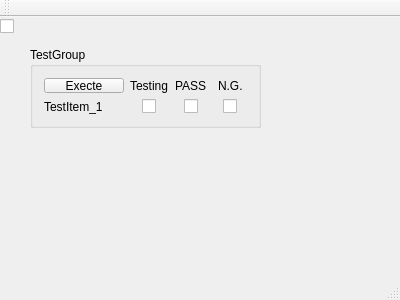
Before: the Qt Designer form mainwindow.ui in w-029/Qt_QButtonGroup, drawn with Qt 5.
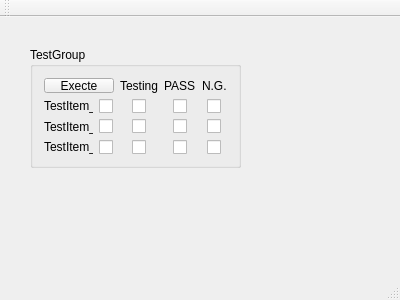
After: the same form once the commit is applied.

Commit message: test a group items & set results

The edit to the form file:
```diff
--- a/mainwindow.ui
+++ b/mainwindow.ui
@@ -14,26 +14,13 @@
    <string>MainWindow</string>
   </property>
   <widget class="QWidget" name="centralWidget">
-   <widget class="QCheckBox" name="cb_assit">
-    <property name="geometry">
-     <rect>
-      <x>0</x>
-      <y>0</y>
-      <width>16</width>
-      <height>18</height>
-     </rect>
-    </property>
-    <property name="text">
-     <string/>
-    </property>
-   </widget>
    <widget class="QGroupBox" name="groupBox">
     <property name="geometry">
      <rect>
       <x>30</x>
       <y>30</y>
-      <width>231</width>
-      <height>81</height>
+      <width>211</width>
+      <height>121</height>
      </rect>
     </property>
     <property name="sizePolicy">
@@ -46,14 +33,42 @@
      <string>TestGroup</string>
     </property>
     <layout class="QGridLayout" name="gridLayout">
-     <item row="1" column="1" alignment="Qt::AlignHCenter">
+     <item row="2" column="1" alignment="Qt::AlignHCenter">
+      <widget class="QCheckBox" name="cb_assit_2">
+       <property name="text">
+        <string/>
+       </property>
+      </widget>
+     </item>
+     <item row="2" column="0">
+      <widget class="QLabel" name="label_5">
+       <property name="text">
+        <string>TestItem_2</string>
+       </property>
+      </widget>
+     </item>
+     <item row="3" column="1" alignment="Qt::AlignHCenter">
+      <widget class="QCheckBox" name="cb_assit_3">
+       <property name="text">
+        <string/>
+       </property>
+      </widget>
+     </item>
+     <item row="3" column="0">
+      <widget class="QLabel" name="label_6">
+       <property name="text">
+        <string>TestItem_3</string>
+       </property>
+      </widget>
+     </item>
+     <item row="1" column="2" alignment="Qt::AlignHCenter">
       <widget class="QCheckBox" name="cb_testing">
        <property name="text">
         <string/>
        </property>
       </widget>
      </item>
-     <item row="0" column="1" alignment="Qt::AlignHCenter">
+     <item row="0" column="2" alignment="Qt::AlignHCenter">
       <widget class="QLabel" name="label">
        <property name="sizePolicy">
         <sizepolicy hsizetype="Minimum" vsizetype="Preferred">
@@ -66,21 +81,21 @@
        </property>
       </widget>
      </item>
-     <item row="1" column="2" alignment="Qt::AlignHCenter">
-      <widget class="QCheckBox" name="cb_result_ok">
-       <property name="text">
-        <string/>
-       </property>
-      </widget>
-     </item>
      <item row="1" column="3" alignment="Qt::AlignHCenter">
+      <widget class="QCheckBox" name="cb_result_ok">
+       <property name="text">
+        <string/>
+       </property>
+      </widget>
+     </item>
+     <item row="1" column="4" alignment="Qt::AlignHCenter">
       <widget class="QCheckBox" name="cb_result_ng">
        <property name="text">
         <string/>
        </property>
       </widget>
      </item>
-     <item row="0" column="2" alignment="Qt::AlignHCenter">
+     <item row="0" column="3" alignment="Qt::AlignHCenter">
       <widget class="QLabel" name="label_2">
        <property name="sizePolicy">
         <sizepolicy hsizetype="Minimum" vsizetype="Preferred">
@@ -93,7 +108,7 @@
        </property>
       </widget>
      </item>
-     <item row="0" column="3" alignment="Qt::AlignHCenter">
+     <item row="0" column="4" alignment="Qt::AlignHCenter">
       <widget class="QLabel" name="label_3">
        <property name="sizePolicy">
         <sizepolicy hsizetype="Minimum" vsizetype="Preferred">
@@ -113,13 +128,62 @@
        </property>
       </widget>
      </item>
-     <item row="0" column="0" alignment="Qt::AlignHCenter">
-      <widget class="QPushButton" name="pb_test_exe">
+     <item row="0" column="0" colspan="2">
+      <widget class="QPushButton" name="pb_exe_group">
        <property name="text">
         <string>Execte</string>
        </property>
       </widget>
      </item>
+     <item row="1" column="1" alignment="Qt::AlignHCenter">
+      <widget class="QCheckBox" name="cb_assit">
+       <property name="text">
+        <string/>
+       </property>
+      </widget>
+     </item>
+     <item row="2" column="2" alignment="Qt::AlignHCenter">
+      <widget class="QCheckBox" name="cb_testing_2">
+       <property name="text">
+        <string/>
+       </property>
+      </widget>
+     </item>
+     <item row="3" column="2" alignment="Qt::AlignHCenter">
+      <widget class="QCheckBox" name="cb_testing_3">
+       <property name="text">
+        <string/>
+       </property>
+      </widget>
+     </item>
+     <item row="2" column="3" alignment="Qt::AlignHCenter">
+      <widget class="QCheckBox" name="cb_result_ok_2">
+       <property name="text">
+        <string/>
+       </property>
+      </widget>
+     </item>
+     <item row="3" column="3" alignment="Qt::AlignHCenter">
+      <widget class="QCheckBox" name="cb_result_ok_3">
+       <property name="text">
+        <string/>
+       </property>
+      </widget>
+     </item>
+     <item row="2" column="4" alignment="Qt::AlignHCenter">
+      <widget class="QCheckBox" name="cb_result_ng_2">
+       <property name="text">
+        <string/>
+       </property>
+      </widget>
+     </item>
+     <item row="3" column="4" alignment="Qt::AlignHCenter">
+      <widget class="QCheckBox" name="cb_result_ng_3">
+       <property name="text">
+        <string/>
+       </property>
+      </widget>
+     </item>
     </layout>
    </widget>
   </widget>
```
The commit also changes 3 other files.
